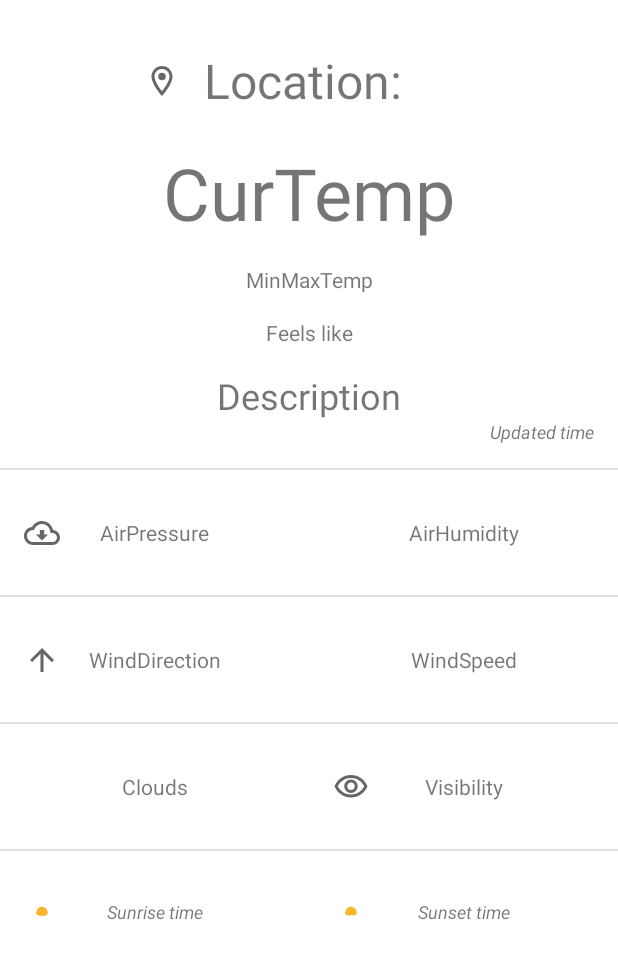
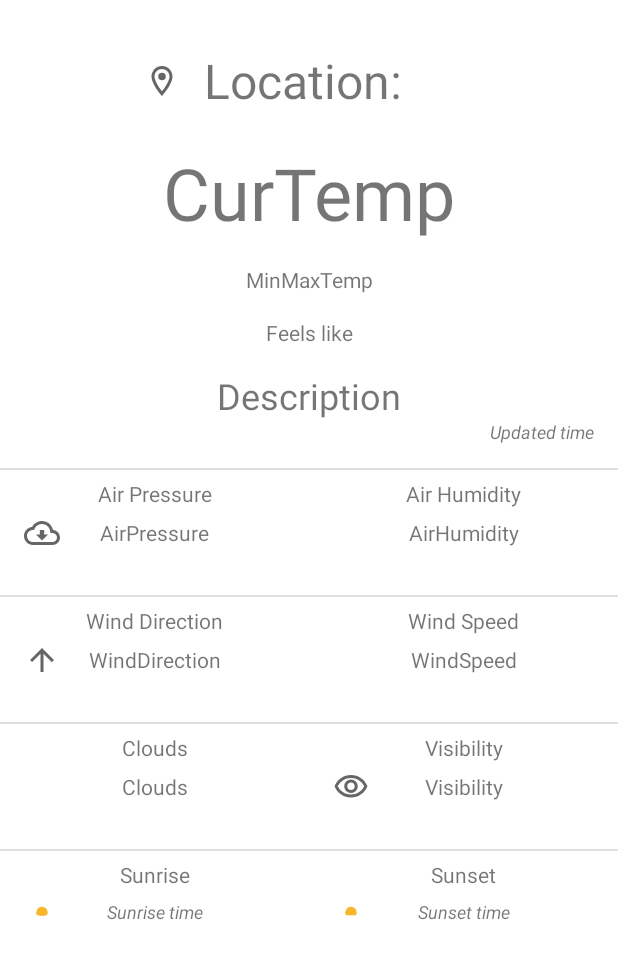
Before and after one commit to zvonimirplivelic/WeatherCast, an Android app: the layout fragment_current_weather.xml on its own in the app's theme, with its tools: preview values and no code run, on a phone screen of 412 x 824 dp. Shown: the top 959 px of the screen. Run offline under Robolectric (Android 15) with nearby library versions, the phone set to English and light mode, and no system bars.

Commit message:
Adding labels

```diff
--- a/app/src/main/res/layout/fragment_current_weather.xml
+++ b/app/src/main/res/layout/fragment_current_weather.xml
@@ -122,11 +122,22 @@
                     android:id="@+id/iv_air_pressure"
                     android:layout_width="wrap_content"
                     android:layout_height="wrap_content"
+                    android:layout_marginLeft="16dp"
                     android:src="@drawable/ic_air_pressure"
-                    android:layout_marginLeft="16dp"
                     app:layout_constraintBottom_toBottomOf="@id/tv_air_pressure"
-                    app:layout_constraintTop_toTopOf="@id/tv_air_pressure"
-                    app:layout_constraintLeft_toLeftOf="parent" />
+                    app:layout_constraintLeft_toLeftOf="parent"
+                    app:layout_constraintTop_toTopOf="@id/tv_air_pressure" />
+
+                <TextView
+                    android:id="@+id/tv_air_pressure_label"
+                    android:layout_width="wrap_content"
+                    android:layout_height="wrap_content"
+                    android:layout_margin="16dp"
+                    android:text="Air Pressure"
+                    app:layout_constraintBottom_toTopOf="@id/tv_air_pressure"
+                    app:layout_constraintLeft_toLeftOf="parent"
+                    app:layout_constraintRight_toRightOf="@id/vertical_guideline"
+                    app:layout_constraintTop_toTopOf="@id/temperature_divider" />
 
                 <TextView
                     android:id="@+id/tv_air_pressure"
@@ -144,11 +155,22 @@
                     android:id="@+id/iv_air_humidity"
                     android:layout_width="wrap_content"
                     android:layout_height="wrap_content"
+                    android:layout_marginLeft="16dp"
                     android:src="@drawable/ic_humidity"
-                    android:layout_marginLeft="16dp"
                     app:layout_constraintBottom_toBottomOf="@id/tv_air_humidity"
-                    app:layout_constraintTop_toTopOf="@id/tv_air_humidity"
-                    app:layout_constraintLeft_toLeftOf="@id/vertical_guideline" />
+                    app:layout_constraintLeft_toLeftOf="@id/vertical_guideline"
+                    app:layout_constraintTop_toTopOf="@id/tv_air_humidity" />
+
+                <TextView
+                    android:id="@+id/tv_air_humidity_label"
+                    android:layout_width="wrap_content"
+                    android:layout_height="wrap_content"
+                    android:layout_margin="16dp"
+                    android:text="Air Humidity"
+                    app:layout_constraintBottom_toTopOf="@id/tv_air_humidity"
+                    app:layout_constraintLeft_toLeftOf="@id/vertical_guideline"
+                    app:layout_constraintRight_toRightOf="parent"
+                    app:layout_constraintTop_toTopOf="@id/temperature_divider" />
 
                 <TextView
                     android:id="@+id/tv_air_humidity"
@@ -173,12 +195,23 @@
                     android:id="@+id/iv_wind_direction"
                     android:layout_width="wrap_content"
                     android:layout_height="wrap_content"
+                    android:layout_marginLeft="16dp"
                     android:contentDescription="Wind Direction"
-                    android:layout_marginLeft="16dp"
                     android:src="@drawable/ic_wind_direction"
                     app:layout_constraintBottom_toBottomOf="@id/tv_wind_direction"
                     app:layout_constraintLeft_toLeftOf="parent"
                     app:layout_constraintTop_toTopOf="@id/tv_wind_direction" />
+
+                <TextView
+                    android:id="@+id/tv_wind_direction_label"
+                    android:layout_width="wrap_content"
+                    android:layout_height="wrap_content"
+                    android:layout_margin="16dp"
+                    android:text="Wind Direction"
+                    app:layout_constraintBottom_toTopOf="@id/tv_wind_direction"
+                    app:layout_constraintLeft_toLeftOf="parent"
+                    app:layout_constraintRight_toRightOf="@id/vertical_guideline"
+                    app:layout_constraintTop_toTopOf="@id/air_divider" />
 
                 <TextView
                     android:id="@+id/tv_wind_direction"
@@ -186,7 +219,6 @@
                     android:layout_height="wrap_content"
                     android:layout_marginHorizontal="16dp"
                     android:layout_marginVertical="32dp"
-                    android:text="@string/degrees_string"
                     app:layout_constraintLeft_toLeftOf="parent"
                     app:layout_constraintRight_toRightOf="@id/vertical_guideline"
                     app:layout_constraintTop_toBottomOf="@id/air_divider"
@@ -196,11 +228,22 @@
                     android:id="@+id/iv_wind_speed"
                     android:layout_width="wrap_content"
                     android:layout_height="wrap_content"
+                    android:layout_marginLeft="16dp"
                     android:src="@drawable/ic_wind_speed"
-                    android:layout_marginLeft="16dp"
                     app:layout_constraintBottom_toBottomOf="@id/tv_wind_speed"
-                    app:layout_constraintTop_toTopOf="@id/tv_wind_speed"
-                    app:layout_constraintLeft_toLeftOf="@id/vertical_guideline" />
+                    app:layout_constraintLeft_toLeftOf="@id/vertical_guideline"
+                    app:layout_constraintTop_toTopOf="@id/tv_wind_speed" />
+
+                <TextView
+                    android:id="@+id/tv_wind_speed_label"
+                    android:layout_width="wrap_content"
+                    android:layout_height="wrap_content"
+                    android:layout_margin="16dp"
+                    android:text="Wind Speed"
+                    app:layout_constraintBottom_toTopOf="@id/tv_wind_speed"
+                    app:layout_constraintLeft_toLeftOf="@id/vertical_guideline"
+                    app:layout_constraintRight_toRightOf="parent"
+                    app:layout_constraintTop_toTopOf="@id/air_divider" />
 
                 <TextView
                     android:id="@+id/tv_wind_speed"
@@ -225,11 +268,22 @@
                     android:id="@+id/iv_clouds"
                     android:layout_width="wrap_content"
                     android:layout_height="wrap_content"
+                    android:layout_marginLeft="16dp"
                     android:src="@drawable/ic_clouds"
-                    android:layout_marginLeft="16dp"
                     app:layout_constraintBottom_toBottomOf="@id/tv_clouds"
-                    app:layout_constraintTop_toTopOf="@id/tv_clouds"
-                    app:layout_constraintLeft_toLeftOf="parent" />
+                    app:layout_constraintLeft_toLeftOf="parent"
+                    app:layout_constraintTop_toTopOf="@id/tv_clouds" />
+
+                <TextView
+                    android:id="@+id/tv_clouds_label"
+                    android:layout_width="wrap_content"
+                    android:layout_height="wrap_content"
+                    android:layout_margin="16dp"
+                    android:text="Clouds"
+                    app:layout_constraintBottom_toTopOf="@id/tv_clouds"
+                    app:layout_constraintLeft_toLeftOf="parent"
+                    app:layout_constraintRight_toRightOf="@id/vertical_guideline"
+                    app:layout_constraintTop_toTopOf="@id/wind_divider" />
 
                 <TextView
                     android:id="@+id/tv_clouds"
@@ -247,11 +301,22 @@
                     android:id="@+id/iv_visibility"
                     android:layout_width="wrap_content"
                     android:layout_height="wrap_content"
+                    android:layout_marginLeft="16dp"
                     android:src="@drawable/ic_visibility"
-                    android:layout_marginLeft="16dp"
                     app:layout_constraintBottom_toBottomOf="@id/tv_visibility"
-                    app:layout_constraintTop_toTopOf="@id/tv_visibility"
-                    app:layout_constraintLeft_toLeftOf="@id/vertical_guideline" />
+                    app:layout_constraintLeft_toLeftOf="@id/vertical_guideline"
+                    app:layout_constraintTop_toTopOf="@id/tv_visibility" />
+
+                <TextView
+                    android:id="@+id/tv_visibility_label"
+                    android:layout_width="wrap_content"
+                    android:layout_height="wrap_content"
+                    android:layout_margin="16dp"
+                    android:text="Visibility"
+                    app:layout_constraintBottom_toTopOf="@id/tv_visibility"
+                    app:layout_constraintLeft_toLeftOf="@id/vertical_guideline"
+                    app:layout_constraintRight_toRightOf="parent"
+                    app:layout_constraintTop_toTopOf="@id/wind_divider" />
 
                 <TextView
                     android:id="@+id/tv_visibility"
@@ -276,11 +341,22 @@
                     android:id="@+id/iv_sunrise"
                     android:layout_width="wrap_content"
                     android:layout_height="wrap_content"
+                    android:layout_marginLeft="16dp"
                     android:src="@drawable/ic_sunrise"
-                    android:layout_marginLeft="16dp"
                     app:layout_constraintBottom_toBottomOf="@id/tv_sunrise_time"
-                    app:layout_constraintTop_toTopOf="@id/tv_sunrise_time"
-                    app:layout_constraintLeft_toLeftOf="parent" />
+                    app:layout_constraintLeft_toLeftOf="parent"
+                    app:layout_constraintTop_toTopOf="@id/tv_sunrise_time" />
+
+                <TextView
+                    android:id="@+id/tv_sunrise_label"
+                    android:layout_width="wrap_content"
+                    android:layout_height="wrap_content"
+                    android:layout_margin="16dp"
+                    android:text="Sunrise"
+                    app:layout_constraintBottom_toTopOf="@id/tv_sunrise_time"
+                    app:layout_constraintLeft_toLeftOf="parent"
+                    app:layout_constraintRight_toRightOf="@id/vertical_guideline"
+                    app:layout_constraintTop_toTopOf="@id/visibility_divider" />
 
                 <TextView
                     android:id="@+id/tv_sunrise_time"
@@ -299,11 +375,22 @@
                     android:id="@+id/iv_sunset"
                     android:layout_width="wrap_content"
                     android:layout_height="wrap_content"
+                    android:layout_marginLeft="16dp"
                     android:src="@drawable/ic_sunset"
-                    android:layout_marginLeft="16dp"
                     app:layout_constraintBottom_toBottomOf="@id/tv_sunset_time"
-                    app:layout_constraintTop_toTopOf="@id/tv_sunset_time"
-                    app:layout_constraintLeft_toLeftOf="@id/vertical_guideline" />
+                    app:layout_constraintLeft_toLeftOf="@id/vertical_guideline"
+                    app:layout_constraintTop_toTopOf="@id/tv_sunset_time" />
+
+                <TextView
+                    android:id="@+id/tv_sunset_label"
+                    android:layout_width="wrap_content"
+                    android:layout_height="wrap_content"
+                    android:layout_margin="16dp"
+                    android:text="Sunset"
+                    app:layout_constraintBottom_toTopOf="@id/tv_sunset_time"
+                    app:layout_constraintLeft_toLeftOf="@id/vertical_guideline"
+                    app:layout_constraintRight_toRightOf="parent"
+                    app:layout_constraintTop_toTopOf="@id/visibility_divider" />
 
                 <TextView
                     android:id="@+id/tv_sunset_time"
```
